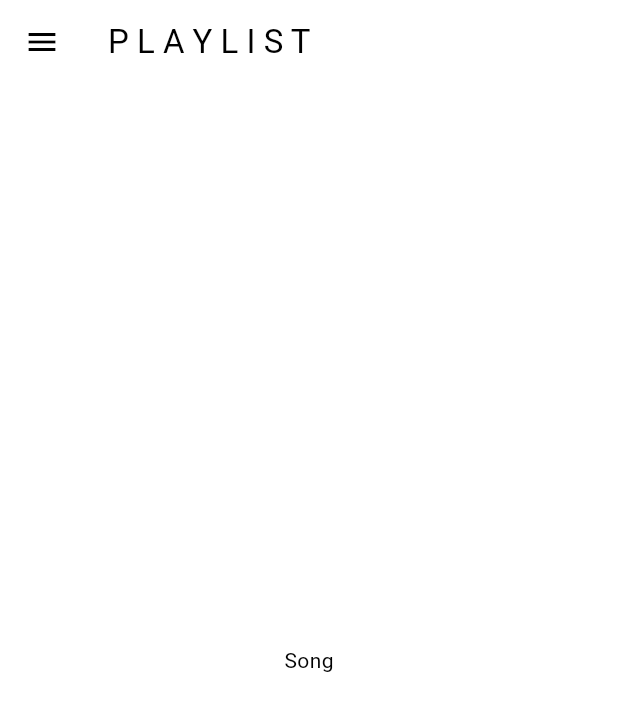
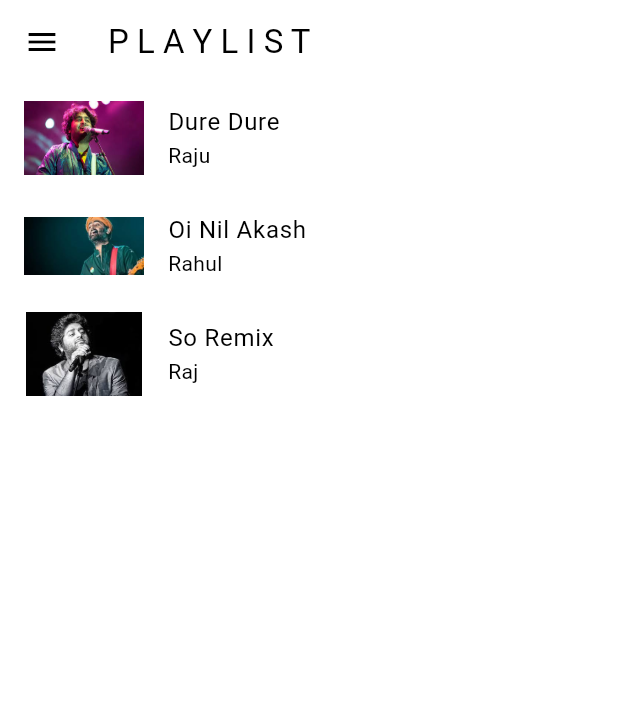
Before and after one commit to araful39/audio_player_app, a Flutter app: the screen it shows after launch, on a phone screen of 412 x 824 dp. Shown: the top 711 px of the screen. Run offline on Flutter 3.47's test engine with Material 3 defaults, Android fonts, the phone set to English and light mode, and no system bars.

```diff
--- a/lib/constant/audio/audio.dart
+++ /dev/null
@@ -1 +0,0 @@
-List audioList=[];
--- /dev/null
+++ b/lib/model/plalist_provider.dart
@@ -0,0 +1,37 @@
+import 'package:audio_player/model/song.dart';
+import 'package:flutter/cupertino.dart';
+
+class PlaylistProvider extends ChangeNotifier {
+  final List<Song> _playlist = [
+    Song(
+        songName: "Dure Dure",
+        artistName: "Raju",
+        albumArtImagePath: "asset/images/pic1.jpeg",
+        audioPath: "asset/audio/chill.mp3"),
+    Song(
+        songName: "Oi Nil Akash",
+        artistName: "Rahul",
+        albumArtImagePath: "asset/images/pic2.jpeg",
+        audioPath: "asset/audio/chill.mp3"),
+    Song(
+        songName: "So Remix",
+        artistName: "Raj",
+        albumArtImagePath: "asset/images/pic3.jpeg",
+        audioPath: "asset/audio/chill.mp3"),
+  ];
+
+  int?_currentSongIndex ;
+
+
+  List<Song> get playlist => _playlist;
+  int? get currentSongIndex => _currentSongIndex;
+
+set currentSongIndex(int? newIndex){
+  _currentSongIndex =newIndex;
+
+  notifyListeners();
+
+
+}
+
+}
--- /dev/null
+++ b/lib/model/song.dart
@@ -0,0 +1,12 @@
+class Song {
+  final String songName;
+  final String artistName;
+  final String albumArtImagePath;
+  final String audioPath;
+
+  Song(
+      {required this.songName,
+      required this.artistName,
+      required this.albumArtImagePath,
+      required this.audioPath});
+}
--- a/lib/pages/home_page/home_page.dart
+++ b/lib/pages/home_page/home_page.dart
@@ -1,18 +1,63 @@
+import 'package:audio_player/model/plalist_provider.dart';
+import 'package:audio_player/model/song.dart';
 import 'package:audio_player/pages/drawer/my_drawer.dart';
+import 'package:audio_player/pages/song_page/song_page.dart';
 import 'package:flutter/material.dart';
+import 'package:provider/provider.dart';
 
-class HomePage extends StatelessWidget {
+class HomePage extends StatefulWidget {
   const HomePage({super.key});
 
   @override
+  State<HomePage> createState() => _HomePageState();
+}
+
+class _HomePageState extends State<HomePage> {
+
+
+  late final dynamic playlistProvider;
+   @override
+  void initState() {
+    // TODO: implement initState
+    super.initState();
+
+    playlistProvider = Provider.of<PlaylistProvider>(context ,listen: false);
+
+
+  }
+
+  void goToSong( int songIndex){
+playlistProvider.currentSongIndex =songIndex;
+Navigator.push(context, MaterialPageRoute(builder: (context) => const SongPage()));
+  }
+
+
+  @override
   Widget build(BuildContext context) {
-    return  Scaffold(
+     return Scaffold(
       drawer: const MyDrawer(),
       appBar: AppBar(
         title: const Text("P L A Y L I S T"),
       ),
-      body: const Center(
-        child: Text("Song"),
+      body: Consumer<PlaylistProvider>(
+        builder: (context, value, child) {
+          final List<Song> playlist = value.playlist;
+
+          return ListView.builder(
+              itemCount: playlist.length,
+              itemBuilder: (context, index) {
+                final Song song = playlist[index];
+
+                return  ListTile(
+                  title: Text(song.songName),
+                  subtitle: Text(song.artistName),
+                  leading: SizedBox(
+                      width: 80,height: 80,
+                      child: Image.asset(song.albumArtImagePath)),
+                  onTap: ()=> goToSong(index),
+                );
+              });
+        },
       ),
     );
   }
--- a/pubspec.yaml
+++ b/pubspec.yaml
@@ -62,6 +62,8 @@ flutter:
   # To add assets to your application, add an assets section, like this:
   assets:
      - asset/
+     - asset/audio/
+     - asset/images/
   #   - images/a_dot_ham.jpeg
 
   # An image asset can refer to one or more resolution-specific "variants", see
```
Also changed, not shown: lib/components/neu_box.dart (added, +16 -0 lines), lib/main.dart (+11 -1 lines), lib/pages/song_page/song_page.dart (added, +13 -0 lines), asset/images/pic1.jpeg (added), asset/images/pic2.jpeg (added), asset/images/pic3.jpeg (added), 1 other file.
